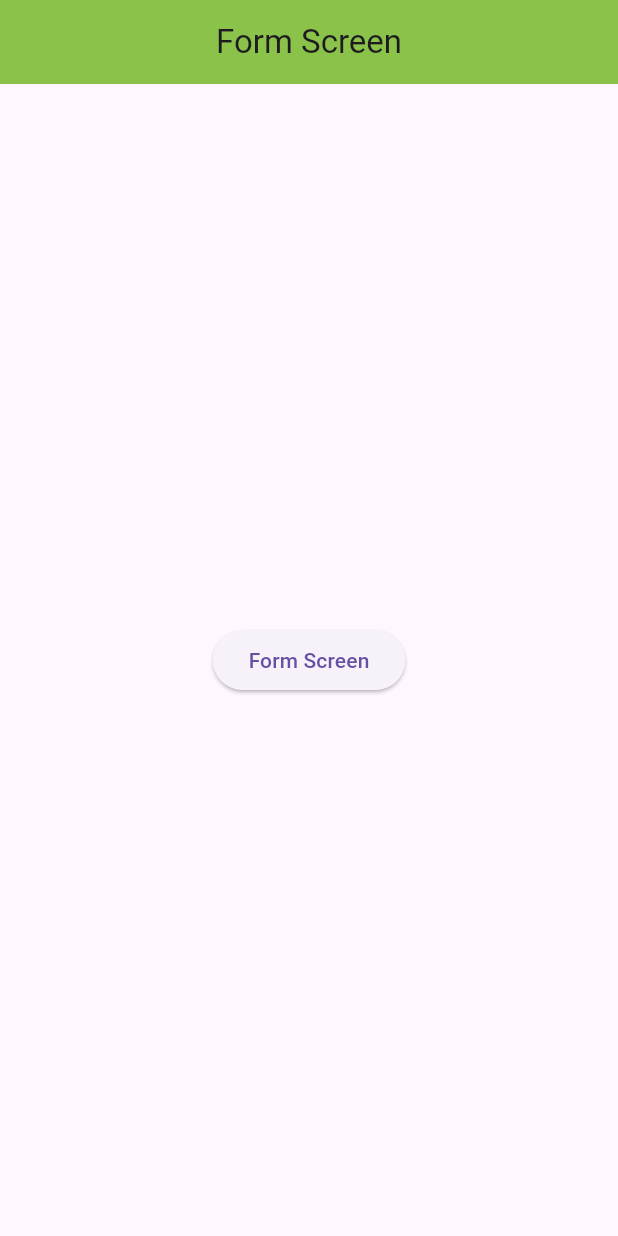
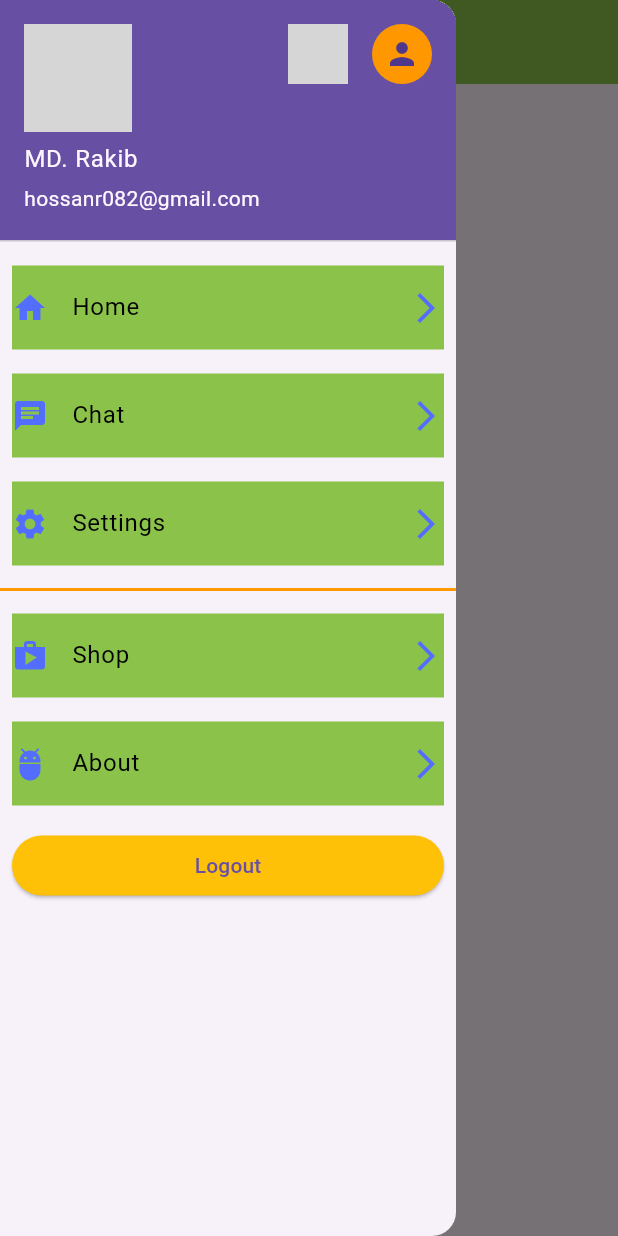
Before and after one commit to rakibhossan545194/a-name-app, a Flutter app: the screen it shows after launch, with the side drawer open (before the commit the screen has no drawer), on a phone screen of 412 x 824 dp. Run offline on Flutter 3.47's test engine with Material 3 defaults, Android fonts, the phone set to English and light mode, and no system bars; network calls fail; grey boxes are pictures that could not be loaded.

Commit message:
appbar add

```diff
--- a/lib/logout.dart
+++ b/lib/logout.dart
@@ -13,7 +13,7 @@ class _LogoutState extends State<Logout> {
     return Scaffold(
       appBar: AppBar(
         centerTitle: true,
-        title: Text('Logout'),
+        title: Text('Logout Screen'),
         backgroundColor: Colors.blue,
       ),
     );
--- a/lib/main.dart
+++ b/lib/main.dart
@@ -16,7 +16,6 @@ class MyApp extends StatelessWidget {
       debugShowCheckedModeBanner: false,
       title: 'Flutter Demo',
       theme: ThemeData(
-
         useMaterial3: true,
       ),
       home: FormScreen(),
--- a/lib/pages/details_screen.dart
+++ b/lib/pages/details_screen.dart
@@ -11,7 +11,11 @@ class _DetailsScreenState extends State<DetailsScreen> {
   @override
   Widget build(BuildContext context) {
     return Scaffold(
-      appBar: AppBar(),
+      appBar: AppBar(
+        title: Text('Details Screen'),
+        centerTitle: true,
+        backgroundColor: Colors.cyan,
+      ),
     );
   }
 }
--- a/lib/pages/drawer.dart
+++ b/lib/pages/drawer.dart
@@ -0,0 +1,121 @@
+
+import 'package:flutter/material.dart';
+import 'package:j/logout.dart';
+
+class drawer extends StatelessWidget {
+  const drawer({
+    super.key,
+  });
+
+  @override
+  Widget build(BuildContext context) {
+    return Drawer(
+      child: ListView(
+        children: [
+          UserAccountsDrawerHeader(
+            accountName: Text('MD. Rakib'),
+            accountEmail: Text('hossanr082@gmail.com'),
+            currentAccountPicture: CircleAvatar(
+              foregroundImage: NetworkImage(
+                  'https://images.pexels.com/photos/36029/aroni-arsa-children-little.jpg?auto=compress&cs=tinysrgb&dpr=1&w=500'),
+            ),
+            otherAccountsPictures: [
+              CircleAvatar(
+                foregroundImage: NetworkImage(
+                    'https://encrypted-tbn0.gstatic.com/images?q=tbn:ANd9GcSqTF0VSpbrw8D-OE7iMo3bAZUwdg4U9LFqwg&s'),
+              ),
+              CircleAvatar(
+                child: Icon(Icons.person),
+                backgroundColor: Colors.orange,
+              ),
+            ],
+          ),
+          Padding(
+            padding: const EdgeInsets.all(8.0),
+            child: ListTile(
+              onTap: () {},
+              title: Text('Home'),
+              leading: Icon(Icons.home),
+              trailing: Icon(Icons.arrow_forward_ios_outlined),
+              textColor: Colors.black,
+              tileColor: Colors.lightGreen,
+              iconColor: Colors.indigoAccent,
+              contentPadding: EdgeInsets.zero,
+            ),
+          ),
+          Padding(
+            padding: const EdgeInsets.all(8.0),
+            child: ListTile(
+              onTap: () {},
+              title: Text('Chat'),
+              leading: Icon(Icons.chat),
+              trailing: Icon(Icons.arrow_forward_ios_outlined),
+              textColor: Colors.black,
+              tileColor: Colors.lightGreen,
+              iconColor: Colors.indigoAccent,
+              contentPadding: EdgeInsets.zero,
+            ),
+          ),
+          Padding(
+            padding: const EdgeInsets.all(8.0),
+            child: ListTile(
+              onTap: () {},
+              title: Text('Settings'),
+              leading: Icon(Icons.settings),
+              trailing: Icon(Icons.arrow_forward_ios_outlined),
+              textColor: Colors.black,
+              tileColor: Colors.lightGreen,
+              iconColor: Colors.indigoAccent,
+              contentPadding: EdgeInsets.zero,
+            ),
+          ),
+          Divider(
+            thickness: 2,
+            color: Colors.orange,
+          ),
+          Padding(
+            padding: const EdgeInsets.all(8.0),
+            child: ListTile(
+              onTap: () {},
+              title: Text('Shop'),
+              leading: Icon(Icons.shop),
+              trailing: Icon(Icons.arrow_forward_ios_outlined),
+              textColor: Colors.black,
+              tileColor: Colors.lightGreen,
+              iconColor: Colors.indigoAccent,
+              contentPadding: EdgeInsets.zero,
+            ),
+          ),
+          Padding(
+            padding: const EdgeInsets.all(8.0),
+            child: ListTile(
+              onTap: () {},
+              title: Text('About'),
+              leading: Icon(Icons.adb_outlined),
+              trailing: Icon(Icons.arrow_forward_ios_outlined),
+              textColor: Colors.black,
+              tileColor: Colors.lightGreen,
+              iconColor: Colors.indigoAccent,
+              contentPadding: EdgeInsets.zero,
+            ),
+          ),
+          Padding(
+            padding: const EdgeInsets.all(8.0),
+            child: ElevatedButton(
+              onPressed: () {
+                Navigator.push(
+                  context,
+                  MaterialPageRoute(builder: (context) {
+                    return Logout();
+                  }),
+                );
+              },
+              child: Text('Logout'),
+              style: ElevatedButton.styleFrom(backgroundColor: Colors.amber),
+            ),
+          ),
+        ],
+      ),
+    );
+  }
+}
--- a/lib/pages/form_screen.dart
+++ b/lib/pages/form_screen.dart
@@ -1,5 +1,7 @@
 import 'package:flutter/material.dart';
+import 'package:j/logout.dart';
 import 'package:j/pages/details_screen.dart';
+import 'package:j/pages/drawer.dart';
 
 class FormScreen extends StatefulWidget {
   const FormScreen({super.key});
@@ -17,21 +19,7 @@ class _FormScreenState extends State<FormScreen> {
         centerTitle: true,
         backgroundColor: Colors.lightGreen,
       ),
-      body: Center(
-        child: ElevatedButton(
-            onPressed: (){
-              Navigator.push(
-                  context, MaterialPageRoute(
-                  builder: (context){
-                    return DetailsScreen();
-                  }
-              ),
-              );
-            },
-            child: Text('Form Screen'),
-        ),
-      ),
-
+      drawer: drawer(),
     );
   }
 }
```
Also changed, not shown: lib/pages/list.dart (+11 -13 lines), lib/pages/MyListTile.dart (line endings or trailing spaces), lib/pages/home.dart (line endings or trailing spaces), lib/pages/settings_screen.dart (line endings or trailing spaces).
